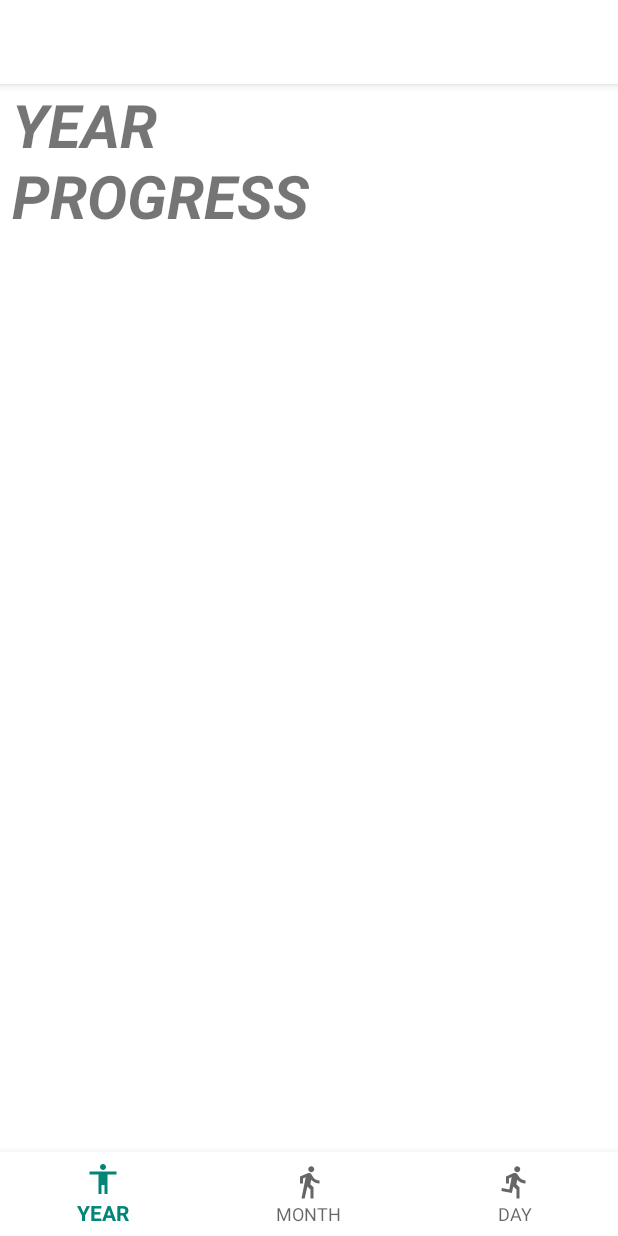
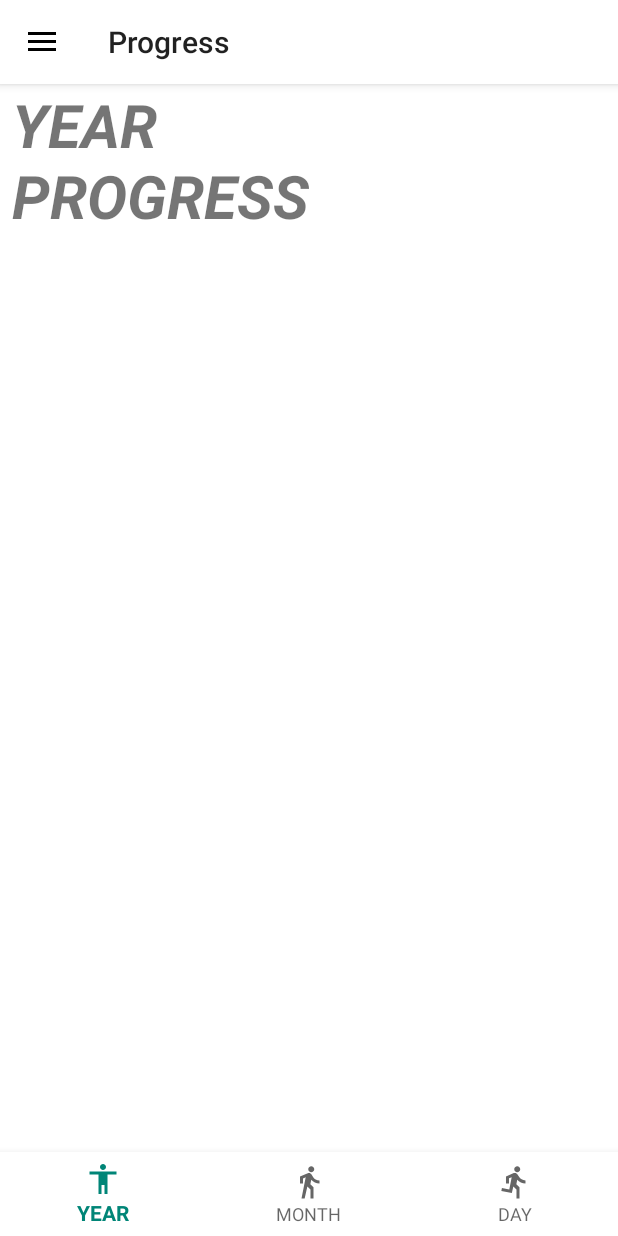
Before and after one commit to ovso/YearProgress, an Android app: the screen it shows after launch (MainActivity), on a phone screen of 412 x 824 dp. Run offline under Robolectric (Android 15) with nearby library versions, the phone set to English and light mode, and no system bars; our stand-ins replace RxJava, Timber, data binding; libraries missing offline, so code that uses them is left out: com.jakewharton.threetenabp; 6 statements that could not run were skipped.

Commit message:
Toolbar icon color change

```diff
--- a/app/src/main/res/layout/app_bar_main.xml
+++ b/app/src/main/res/layout/app_bar_main.xml
@@ -27,6 +27,7 @@
           android:layout_height="?attr/actionBarSize"
           android:background="@android:color/white"
           app:popupTheme="@style/AppTheme.PopupOverlay"
+          app:theme="@style/ToolbarColoredBackArrow"
           />
 
     </com.google.android.material.appbar.AppBarLayout>
--- a/app/src/main/res/values/styles.xml
+++ b/app/src/main/res/values/styles.xml
@@ -22,4 +22,8 @@
     <item name="android:progressDrawable">@drawable/horizontal_progressbar_state</item>
   </style>
 
+  <style name="ToolbarColoredBackArrow" parent="AppTheme">
+    <item name="android:textColorSecondary">@android:color/black</item>
+  </style>
+
 </resources>
```
